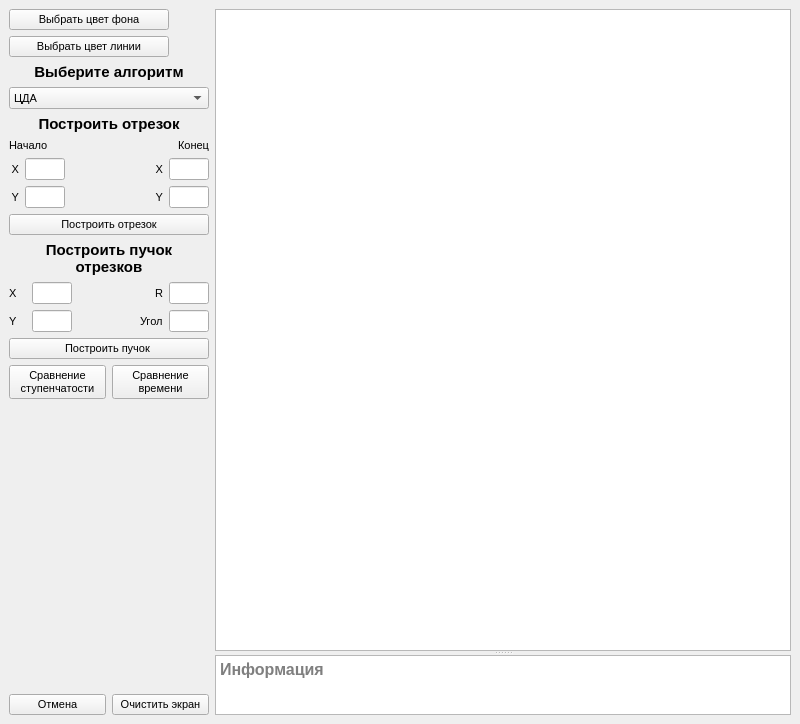
The window that lab_03/mainwindow.ui (AskaryanKarine/BMSTU-CG) describes before a commit, drawn with Qt 5.
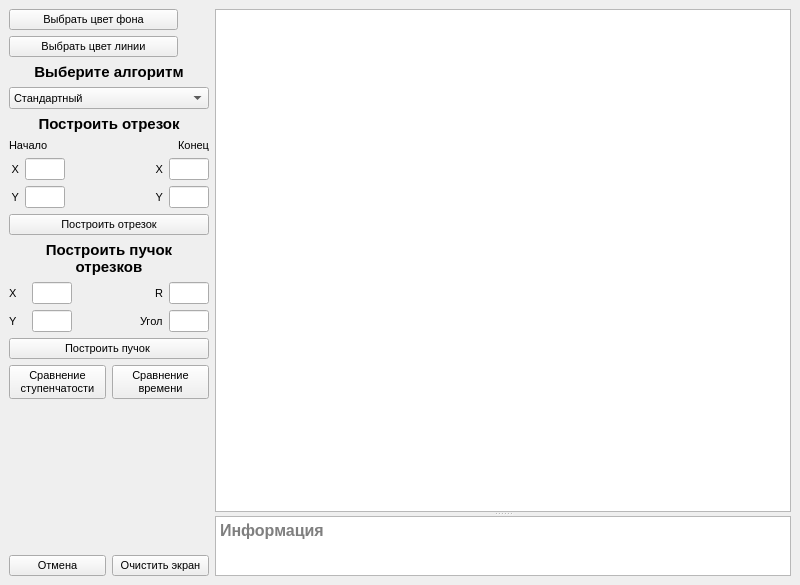
The same window after the commit.

Commit message: Добавлена возможность выбрать цвет, описание структур данных, изменено окно выхода из программы

What changed in the file:
```diff
--- a/lab_03/mainwindow.ui
+++ b/lab_03/mainwindow.ui
@@ -7,7 +7,7 @@
     <x>0</x>
     <y>0</y>
     <width>800</width>
-    <height>724</height>
+    <height>585</height>
    </rect>
   </property>
   <property name="maximumSize">
@@ -40,15 +40,15 @@
            </widget>
           </item>
           <item>
-           <widget class="QWidget" name="widget_back_color" native="true">
+           <widget class="QLabel" name="label_bc">
             <property name="maximumSize">
              <size>
-              <width>34</width>
-              <height>34</height>
+              <width>25</width>
+              <height>25</height>
              </size>
             </property>
-            <property name="autoFillBackground">
-             <bool>true</bool>
+            <property name="text">
+             <string/>
             </property>
            </widget>
           </item>
@@ -64,15 +64,15 @@
            </widget>
           </item>
           <item>
-           <widget class="QWidget" name="widget_line_color" native="true">
+           <widget class="QLabel" name="label_lc">
             <property name="maximumSize">
              <size>
-              <width>34</width>
-              <height>16777215</height>
+              <width>25</width>
+              <height>25</height>
              </size>
             </property>
-            <property name="autoFillBackground">
-             <bool>true</bool>
+            <property name="text">
+             <string/>
             </property>
            </widget>
           </item>
@@ -104,6 +104,11 @@
               <height>16777215</height>
              </size>
             </property>
+            <item>
+             <property name="text">
+              <string>Стандартный</string>
+             </property>
+            </item>
             <item>
              <property name="text">
               <string>ЦДА</string>
@@ -588,6 +593,7 @@
        <property name="font">
         <font>
          <pointsize>12</pointsize>
+         <weight>75</weight>
          <bold>true</bold>
         </font>
        </property>
```
Left out of the diff: 10 changed lines with no effect on the pictures. The commit also changes 2 other files.
